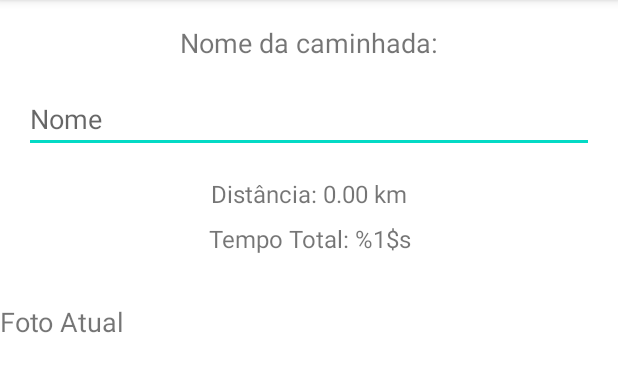
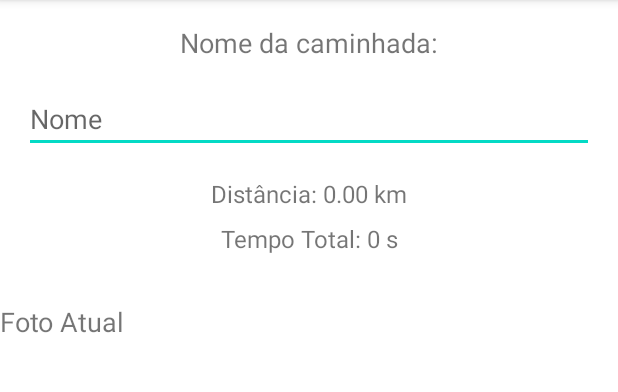
Before and after one commit to zDragonPaulo/TrailSnapV2, an Android app: the fragment EditWalkFragment shown on its own in the app's theme, on a phone screen of 412 x 824 dp, the part 84-476 px from its top. Run offline under Robolectric (Android 15) with nearby library versions, the phone set to English and light mode, and no system bars.

```diff
--- a/app/src/main/java/com/example/trailsnapv2/ui/history/HistoryFragment.kt
+++ b/app/src/main/java/com/example/trailsnapv2/ui/history/HistoryFragment.kt
@@ -44,7 +44,7 @@ class HistoryFragment : Fragment() {
 
         return binding
     }
-
+    //TODO VERIFICAR A ATUALIZAÇÃO
     private fun getCurrentUserId(): Long {
         // Recupera o ID do usuário logado do SharedPreferences
         val sharedPref = requireContext().getSharedPreferences("UserSession", android.content.Context.MODE_PRIVATE)
--- a/app/src/main/java/com/example/trailsnapv2/ui/walk/EditWalkFragment.kt
+++ b/app/src/main/java/com/example/trailsnapv2/ui/walk/EditWalkFragment.kt
@@ -121,7 +121,7 @@ class EditWalkFragment : Fragment() {
 
         view.findViewById<EditText>(R.id.editNameWalk).setText(walkName)
         view.findViewById<TextView>(R.id.distanceText).text = getString(R.string.dist_ncia_2f_km, distance)
-        view.findViewById<TextView>(R.id.elapsedTimeText).text = getString(R.string.total_time)
+        view.findViewById<TextView>(R.id.elapsedTimeText).text = getString(R.string.total_time, formatTime(elapsedTime))
 
         view.findViewById<Button>(R.id.saveButton).setOnClickListener {
             val walkNameInput = view.findViewById<EditText>(R.id.editNameWalk).text.toString()
```
